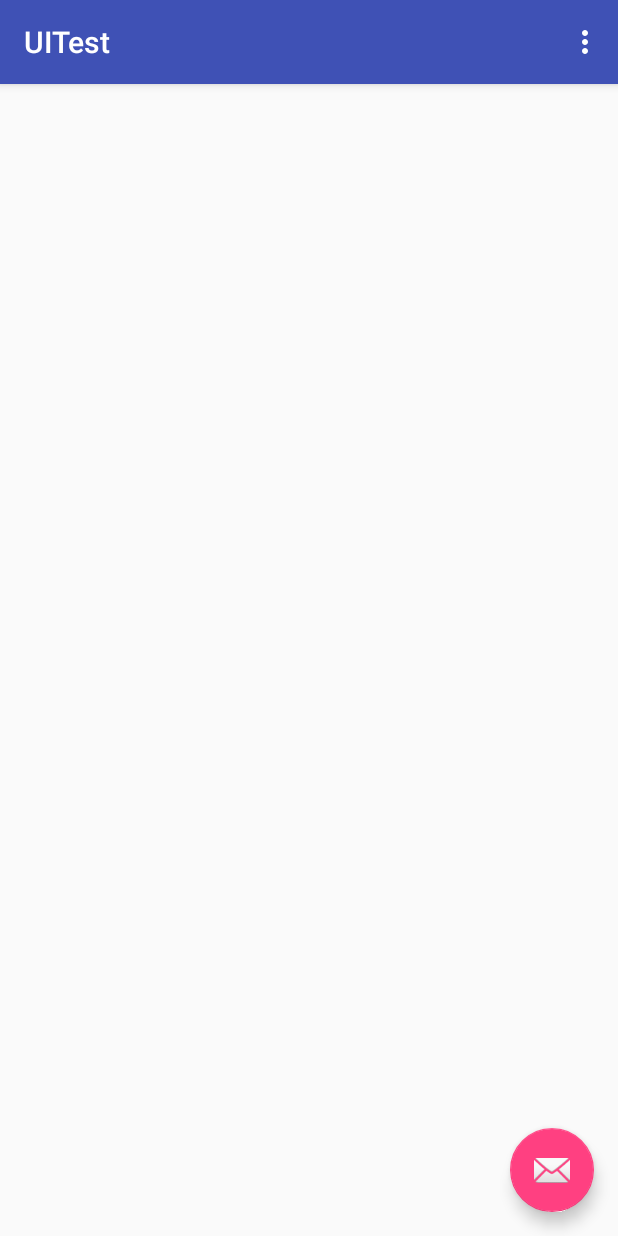
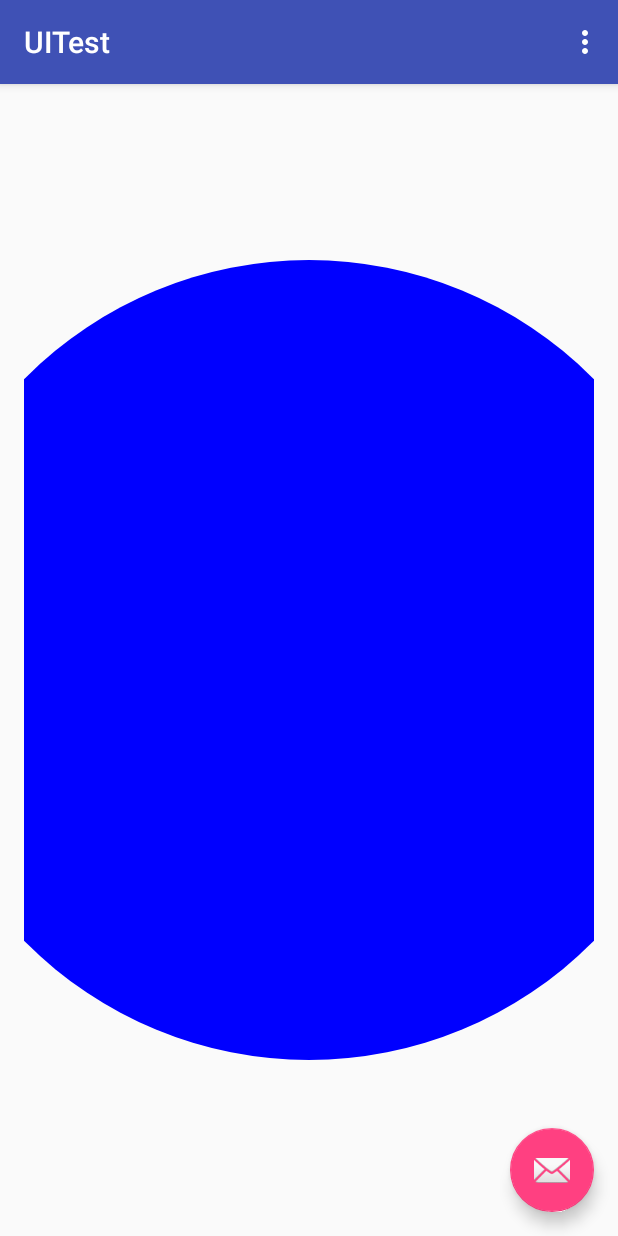
Before and after one commit to naman14/CodingBlocks_CustomViews, an Android app: the screen it shows after launch (MainActivity), after a tap on an icon or button, on a phone screen of 412 x 824 dp. Run offline under Robolectric (Android 15) with nearby library versions, the phone set to English and light mode, and no system bars.

```diff
--- a/app/src/main/java/test/uitest/MainActivity.java
+++ b/app/src/main/java/test/uitest/MainActivity.java
@@ -1,7 +1,9 @@
 package test.uitest;
 
-import android.animation.Animator;
+import android.animation.Keyframe;
 import android.animation.ObjectAnimator;
+import android.animation.PropertyValuesHolder;
+import android.animation.ValueAnimator;
 import android.os.Bundle;
 import android.support.design.widget.FloatingActionButton;
 import android.support.v7.app.AppCompatActivity;
@@ -9,6 +11,7 @@ import android.support.v7.widget.Toolbar;
 import android.view.Menu;
 import android.view.MenuItem;
 import android.view.View;
+import android.view.animation.BounceInterpolator;
 import android.widget.TextView;
 
 public class MainActivity extends AppCompatActivity {
@@ -59,8 +62,35 @@ public class MainActivity extends AppCompatActivity {
     }
 
     private void startAnimation() {
-        Animator animator = ObjectAnimator.ofFloat(textView, "translationX", 0f, 600f);
-        animator.setDuration(100);
+//        Animator animator = ObjectAnimator.ofFloat(textView, "translationX", 0f, 600f);
+//        animator.setDuration(300);
+//        animator.start();
+
+//        Path path = new Path();
+//        path.moveTo(0, 0);
+//        path.lineTo(1200, 0);
+//        path.lineTo(1200, 1200);
+//        path.lineTo(0, 1200);
+//        path.lineTo(0, 0);
+//
+//        ValueAnimator animator1 = ObjectAnimator.ofFloat(textView, "x", "y", path);
+//        animator1.setDuration(1500);
+//        animator1.setInterpolator(new AccelerateDecelerateInterpolator());
+//        animator1.start();
+
+        Keyframe kf0 = Keyframe.ofFloat(0f, 0f);
+        Keyframe kf1 = Keyframe.ofFloat(0.5f, 200f);
+        Keyframe kf2 = Keyframe.ofFloat(1f, 400f);
+
+        PropertyValuesHolder phv = PropertyValuesHolder.ofKeyframe("radius", kf0, kf1, kf2);
+
+        ValueAnimator animator = ObjectAnimator.ofPropertyValuesHolder(customView, phv);
+        animator.setDuration(500);
+        animator.setInterpolator(new BounceInterpolator());
         animator.start();
     }
+
+    public void setRadius(float value) {
+        customView.setRadius(value);
+    }
 }
--- a/app/src/main/res/layout/content_main.xml
+++ b/app/src/main/res/layout/content_main.xml
@@ -15,13 +15,13 @@
     <test.uitest.CustomView
         android:id="@+id/custom_view"
         android:layout_width="match_parent"
-        android:layout_height="match_parent"
-        android:visibility="gone" />
+        android:layout_height="match_parent" />
 
     <TextView
         android:id="@+id/text"
         android:layout_width="wrap_content"
         android:layout_height="wrap_content"
         android:text="Test Text"
-        android:textSize="17sp" />
+        android:textSize="17sp"
+        android:visibility="gone"/>
 </RelativeLayout>
```
